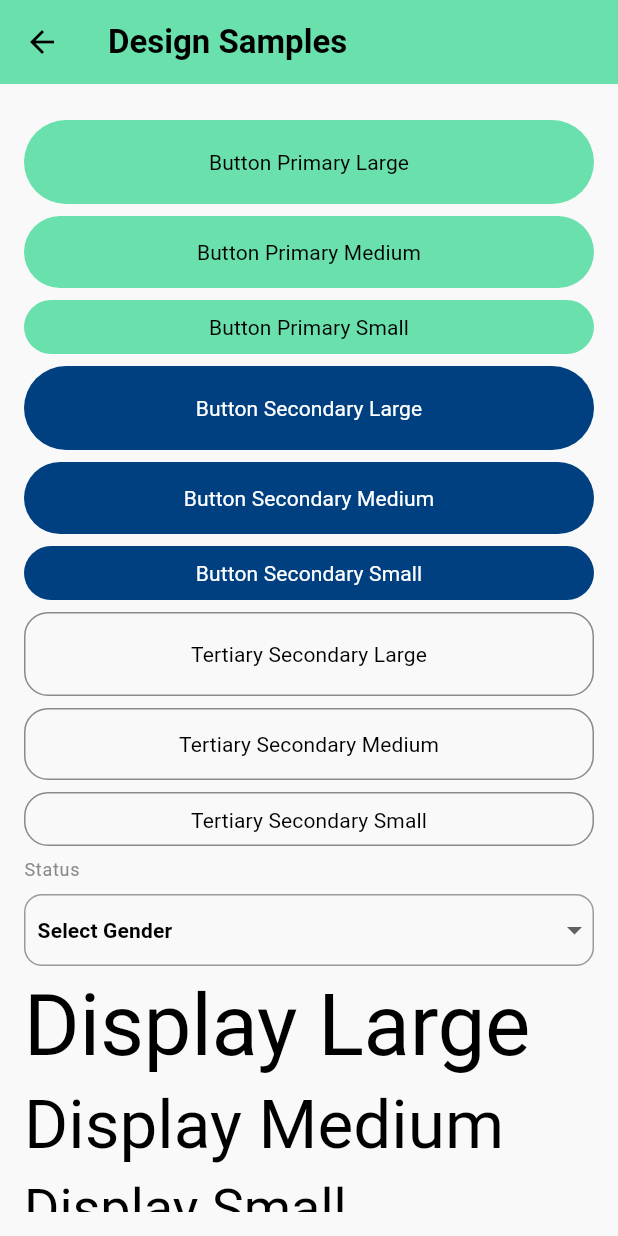
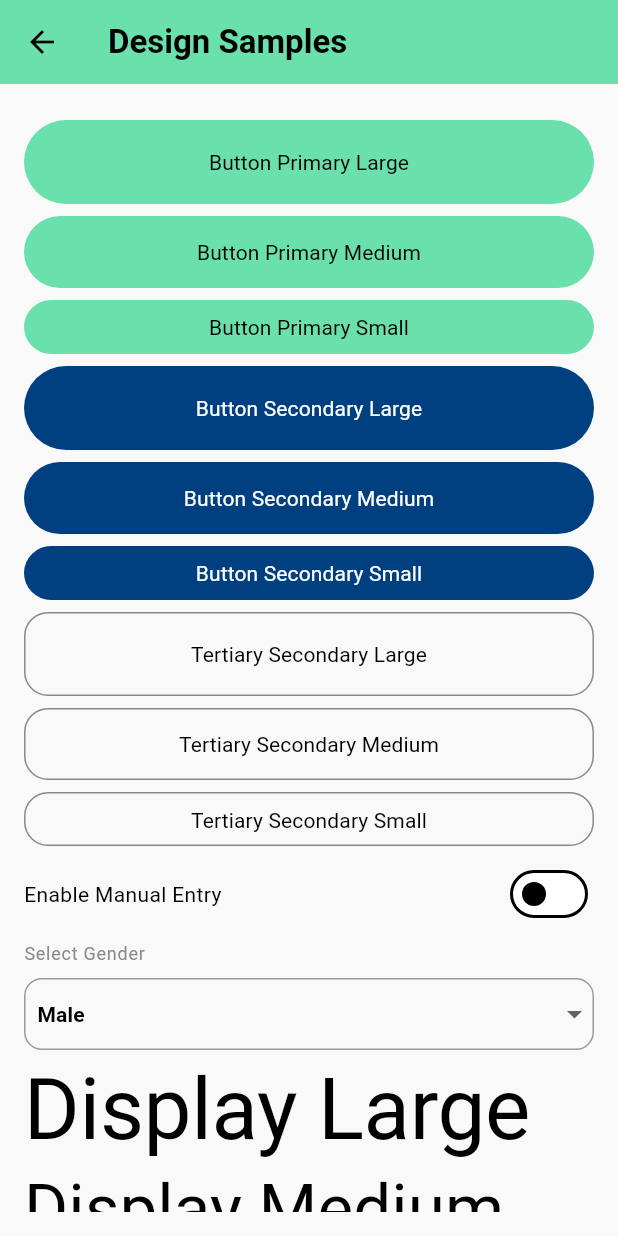
Before and after one commit to bluetoothfx/flutter_blueprint, a Flutter app: the DesignSamplePage screen opened directly, on a phone screen of 412 x 824 dp. Run offline on Flutter 3.47's test engine with Material 3 defaults, Android fonts, the phone set to English and light mode, and no system bars; our stand-ins replace bloc, cached_network_image, dio, equatable, flutter_bloc, flutter_secure_storage and 3 more; accounts and stored records are empty; network calls fail.

Commit message:
feature(theme-support)- Add switch toggle widget and implementation

```diff
--- /dev/null
+++ b/lib/src/core/themes/components/app_switch_toogle.dart
@@ -0,0 +1,40 @@
+import 'package:flutter/material.dart';
+
+class AppSwitchToggle extends StatelessWidget {
+  final String label;
+  final bool value;
+  final ValueChanged<bool> onChanged;
+  final bool isEnabled;
+
+  const AppSwitchToggle({
+    Key? key,
+    required this.label,
+    required this.value,
+    required this.onChanged,
+    this.isEnabled = true,
+  }) : super(key: key);
+
+  @override
+  Widget build(BuildContext context) {
+    final theme = Theme.of(context);
+
+    return Row(
+      mainAxisAlignment: MainAxisAlignment.spaceBetween,
+      children: [
+        Expanded(
+          child: Text(
+            label,
+            style: theme.textTheme.bodyMedium?.copyWith(
+              color: isEnabled ? theme.colorScheme.onBackground : theme.disabledColor,
+            ),
+          ),
+        ),
+        Switch(
+          value: value,
+          onChanged: isEnabled ? onChanged : null,
+          activeColor: theme.colorScheme.primary,
+        ),
+      ],
+    );
+  }
+}
--- a/lib/src/features/home/presentation/screens/design_sample_page.dart
+++ b/lib/src/features/home/presentation/screens/design_sample_page.dart
@@ -1,4 +1,5 @@
 import 'package:flutter/material.dart';
+import 'package:flutter_blueprint/src/core/themes/components/app_switch_toogle.dart';
 import 'package:flutter_blueprint/src/core/themes/components/button_size.dart';
 import 'package:flutter_blueprint/src/core/themes/components/drop_down_widget.dart';
 import 'package:flutter_blueprint/src/core/themes/components/primary_button.dart';
@@ -16,6 +17,7 @@ class DesignSamplePage extends StatefulWidget {
 }
 
 class _DesignSamplePageState extends State<DesignSamplePage> {
+  bool isEnabled = false;
   @override
   Widget build(BuildContext context) {
     return Scaffold(
@@ -85,11 +87,20 @@ class _DesignSamplePageState extends State<DesignSamplePage> {
               size: ButtonSize.sm,
             ),
             gapH8,
+            AppSwitchToggle(
+              label: "Enable Manual Entry",
+              value: isEnabled,
+              onChanged: (newValue) {
+                setState(() {
+                  isEnabled = newValue;
+                });
+              },
+            ),
+            gapH8,
             Expanded(
               child: DropDownWidget(
-                title: "Status",
+                title: "Select Gender",
                 items: [
-                  Item(id: 0, title: "Select Gender"),
                   Item(id: 1, title: "Male"),
                   Item(id: 2, title: "Female"),
                 ],
```
